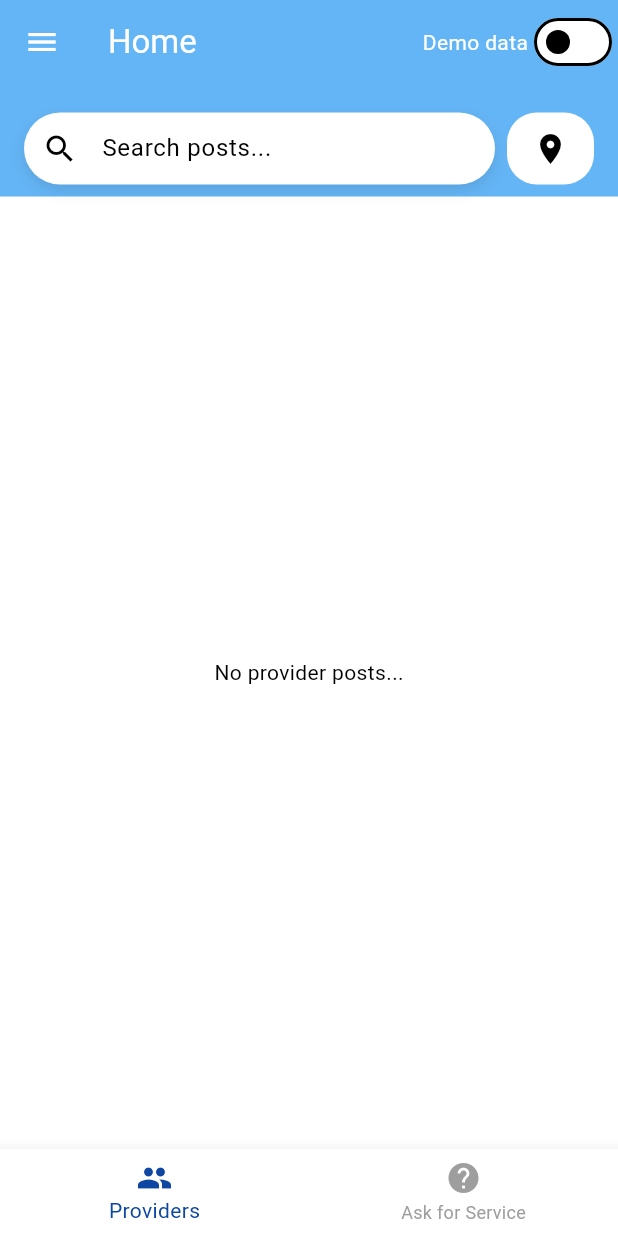
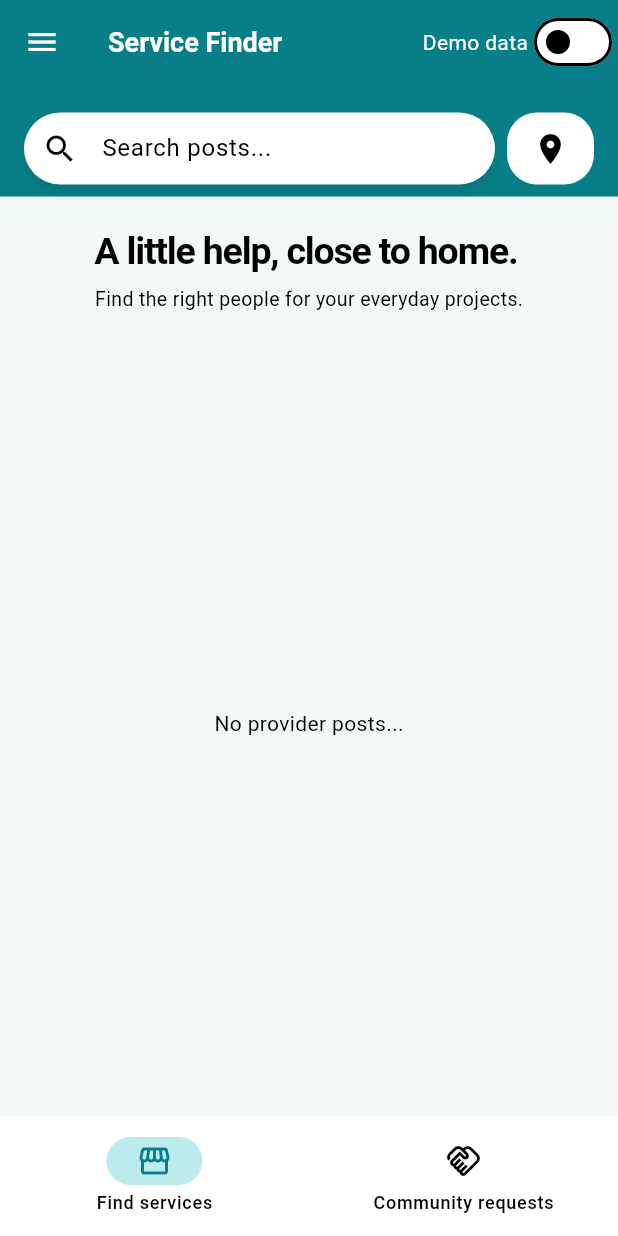
Before and after one commit to AmiruHoradagoda/service_finder_application, a Flutter app: the screen it shows once a user with an empty profile is signed in, on a phone screen of 412 x 824 dp. Run offline on Flutter 3.47's test engine with Material 3 defaults, Android fonts, the light colour scheme and no system bars; our stand-ins replace cloud_firestore, firebase_auth, firebase_core, firebase_storage, image_picker; accounts and stored records are empty.

Commit message:
feat: Enhance home screen layout and navigation, add service listing card component

```diff
--- a/lib/features/home/screens/home_screen.dart
+++ b/lib/features/home/screens/home_screen.dart
@@ -27,7 +27,6 @@ class _HomePageState extends State<HomePage> {
   void _onItemTapped(int index) {
     setState(() {
       _selectedIndex = index;
-      _searchQuery = ""; // Clear search when switching tabs
     });
   }
 
@@ -41,9 +40,14 @@ class _HomePageState extends State<HomePage> {
   Widget build(BuildContext context) {
     final filter =
         PostFilter(searchQuery: _searchQuery, location: _selectedLocation);
+    final theme = Theme.of(context);
     return Scaffold(
+      backgroundColor: theme.brightness == Brightness.dark
+          ? const Color(0xFF10292C)
+          : const Color(0xFFF3F8F8),
       appBar: AppBar(
-        title: const Text("Home"),
+        title: const Text('Service Finder',
+            style: TextStyle(fontSize: 18, fontWeight: FontWeight.w700)),
         actions: [
           const Text('Demo data'),
           Switch(
@@ -51,17 +55,53 @@ class _HomePageState extends State<HomePage> {
             onChanged: (value) => setState(() => _showDemo = value),
           ),
         ],
-        backgroundColor: Theme.of(context).colorScheme.primary,
-        foregroundColor: Theme.of(context).colorScheme.onPrimary,
-        elevation: 2,
+        backgroundColor: const Color(0xFF087F88),
+        foregroundColor: Colors.white,
+        elevation: 0,
+        scrolledUnderElevation: 0,
         bottom: HomeSearchBar(
           onSearchChanged: (value) => setState(() => _searchQuery = value),
           onLocationChanged: _onLocationChanged,
         ),
       ),
       drawer: const MyDrawer(),
-      body: Column(
+      body: Center(
+          child: ConstrainedBox(
+        constraints: const BoxConstraints(maxWidth: 680),
+        child: Column(
           children: [
+            Padding(
+              padding: const EdgeInsets.fromLTRB(24, 22, 24, 12),
+              child: Column(
+                  crossAxisAlignment: CrossAxisAlignment.start,
+                  children: [
+                    Text(
+                        _selectedIndex == 0
+                            ? 'A little help, close to home.'
+                            : 'Your skills. Someone?s solution.',
+                        style: const TextStyle(
+                            fontSize: 25,
+                            height: 1.15,
+                            fontWeight: FontWeight.w700,
+                            letterSpacing: -0.8)),
+                    const SizedBox(height: 8),
+                    Text(
+                        _selectedIndex == 0
+                            ? 'Find the right people for your everyday projects.'
+                            : 'Explore what your community needs help with.',
+                        style: TextStyle(
+                            fontSize: 13,
+                            color: theme.colorScheme.onSurfaceVariant)),
+                    if (_selectedLocation != null)
+                      Padding(
+                          padding: const EdgeInsets.only(top: 8),
+                          child: InputChip(
+                              label: Text(_selectedLocation!),
+                              avatar: const Icon(Icons.location_on_outlined,
+                                  size: 16),
+                              onDeleted: () => _onLocationChanged(null))),
+                  ]),
+            ),
             Expanded(
               child: AnimatedSwitcher(
                 duration: const Duration(milliseconds: 300),
@@ -80,6 +120,7 @@ class _HomePageState extends State<HomePage> {
             ),
           ],
         ),
+      )),
       bottomNavigationBar: HomeBottomNavigation(
           selectedIndex: _selectedIndex, onTap: _onItemTapped),
     );
--- a/lib/features/home/widgets/home_bottom_navigation.dart
+++ b/lib/features/home/widgets/home_bottom_navigation.dart
@@ -8,25 +8,21 @@ class HomeBottomNavigation extends StatelessWidget {
 
   @override
   Widget build(BuildContext context) {
-    return SafeArea(
-      child: BottomNavigationBar(
-        items: const <BottomNavigationBarItem>[
-          BottomNavigationBarItem(
-            icon: Icon(Icons.people),
-            label: 'Providers',
-          ),
-          BottomNavigationBarItem(
-            icon: Icon(Icons.help),
-            label: 'Ask for Service',
-          ),
-        ],
-        currentIndex: selectedIndex,
-        selectedItemColor: Colors.blue.shade900,
-        unselectedItemColor: Colors.grey,
-        onTap: onTap,
-        backgroundColor: Theme.of(context).colorScheme.surface,
-        type: BottomNavigationBarType.fixed,
-      ),
+    return NavigationBar(
+      selectedIndex: selectedIndex,
+      onDestinationSelected: onTap,
+      backgroundColor: Theme.of(context).colorScheme.surface,
+      indicatorColor: const Color(0xFFBCEBED),
+      destinations: const [
+        NavigationDestination(
+            icon: Icon(Icons.storefront_outlined),
+            selectedIcon: Icon(Icons.storefront, color: Color(0xFF087F88)),
+            label: 'Find services'),
+        NavigationDestination(
+            icon: Icon(Icons.handshake_outlined),
+            selectedIcon: Icon(Icons.handshake, color: Color(0xFF087F88)),
+            label: 'Community requests'),
+      ],
     );
   }
 }
```
Also changed, not shown: lib/features/home/widgets/ask_for_service_post_list.dart (+8 -22 lines), lib/features/home/widgets/providers_post_list.dart (+8 -23 lines), lib/features/home/widgets/service_listing_card.dart (added, +130 -0 lines). Lines whose indentation alone changed are shown as unchanged.
